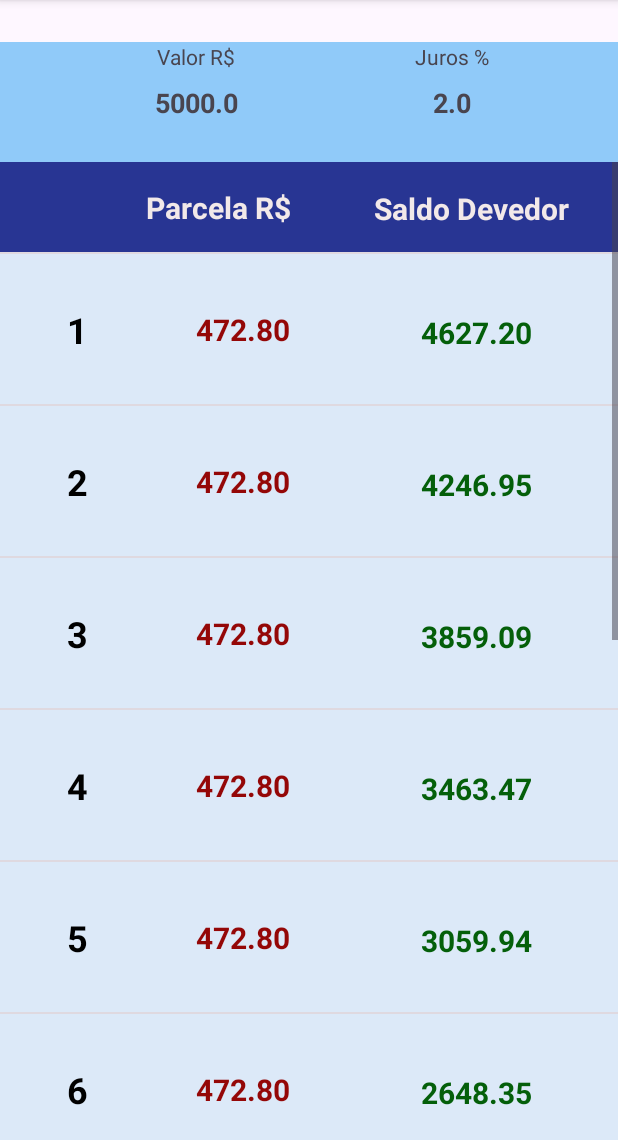
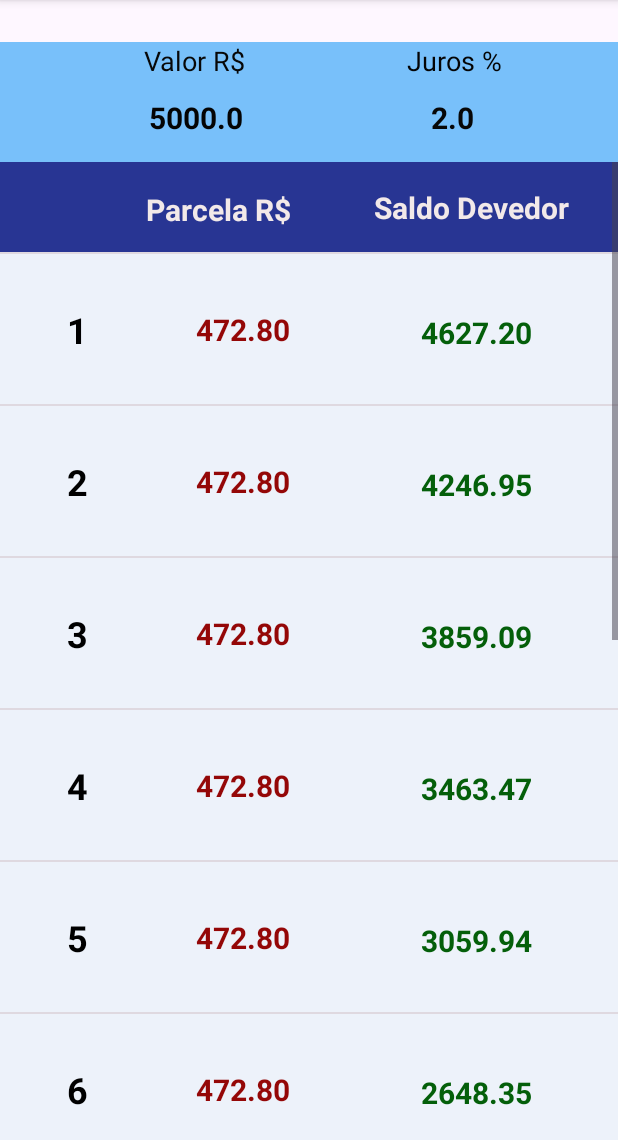
Before and after one commit to IsabellyMV2004/TrabalhoFC4, an Android app: the screen it shows after launch (PlanilhaActivity), after a tap on "Ver tabela de parcelas", on a phone screen of 412 x 824 dp, the part 96-1236 px from its top. Run offline under Robolectric (Android 15) with nearby library versions, the phone set to English and light mode, and no system bars.

Commit message:
Trabalho terminado.

```diff
--- a/app/src/main/res/layout/activity_planilha.xml
+++ b/app/src/main/res/layout/activity_planilha.xml
@@ -8,11 +8,14 @@
     android:orientation="vertical"
     tools:context=".PlanilhaActivity">
 
+
+
+
     <androidx.constraintlayout.widget.ConstraintLayout
         android:layout_width="match_parent"
         android:layout_height="80dp"
         android:layout_marginTop="28dp"
-        android:background="#90CAF9">
+        android:background="#78C0FA">
 
         <TextView
             android:id="@+id/tvValor"
@@ -20,13 +23,15 @@
             android:layout_height="wrap_content"
             android:text="1200.00"
             android:textAlignment="center"
-            android:textSize="18sp"
+            android:textColor="#040404"
+            android:textSize="20dp"
             android:textStyle="bold"
             app:layout_constraintBottom_toBottomOf="parent"
             app:layout_constraintEnd_toStartOf="@+id/tvJuros2"
             app:layout_constraintHorizontal_bias="0.5"
             app:layout_constraintStart_toStartOf="parent"
-            app:layout_constraintTop_toTopOf="parent" />
+            app:layout_constraintTop_toTopOf="parent"
+            app:layout_constraintVertical_bias="0.698" />
 
         <TextView
             android:id="@+id/tvJuros2"
@@ -34,31 +39,39 @@
             android:layout_height="wrap_content"
             android:text="1.5"
             android:textAlignment="center"
-            android:textSize="18sp"
+            android:textColor="#070707"
+            android:textSize="20dp"
             android:textStyle="bold"
             app:layout_constraintBottom_toBottomOf="parent"
             app:layout_constraintEnd_toEndOf="parent"
             app:layout_constraintHorizontal_bias="0.5"
             app:layout_constraintStart_toEndOf="@+id/tvValor"
-            app:layout_constraintTop_toTopOf="parent" />
+            app:layout_constraintTop_toTopOf="parent"
+            app:layout_constraintVertical_bias="0.698" />
 
         <TextView
             android:id="@+id/textView6"
             android:layout_width="wrap_content"
             android:layout_height="wrap_content"
             android:text="Valor R$"
+            android:textColor="#070707"
+            android:textSize="18dp"
             app:layout_constraintEnd_toEndOf="@+id/tvValor"
+            app:layout_constraintHorizontal_bias="0.49"
             app:layout_constraintStart_toStartOf="@+id/tvValor"
-            tools:layout_editor_absoluteY="10dp" />
+            tools:layout_editor_absoluteY="16dp" />
 
         <TextView
             android:id="@+id/textView7"
             android:layout_width="wrap_content"
             android:layout_height="wrap_content"
             android:text="Juros %"
+            android:textColor="#040404"
+            android:textSize="18dp"
             app:layout_constraintEnd_toEndOf="@+id/tvJuros2"
+            app:layout_constraintHorizontal_bias="0.588"
             app:layout_constraintStart_toStartOf="@+id/tvJuros2"
-            tools:layout_editor_absoluteY="6dp" />
+            tools:layout_editor_absoluteY="16dp" />
     </androidx.constraintlayout.widget.ConstraintLayout>
 
     <ListView
--- a/app/src/main/res/layout/header_layout.xml
+++ b/app/src/main/res/layout/header_layout.xml
@@ -32,7 +32,8 @@
         app:layout_constraintEnd_toStartOf="@+id/tvSaldo"
         app:layout_constraintHorizontal_bias="0.5"
         app:layout_constraintStart_toEndOf="@+id/tvNumero"
-        app:layout_constraintTop_toTopOf="parent" />
+        app:layout_constraintTop_toTopOf="parent"
+        app:layout_constraintVertical_bias="0.545" />
 
     <TextView
         android:id="@+id/tvSaldo"
@@ -48,5 +49,5 @@
         app:layout_constraintHorizontal_bias="0.5"
         app:layout_constraintStart_toEndOf="@+id/tvParcela2"
         app:layout_constraintTop_toTopOf="parent"
-        app:layout_constraintVertical_bias="0.534" />
+        app:layout_constraintVertical_bias="0.515" />
 </androidx.constraintlayout.widget.ConstraintLayout>
--- a/app/src/main/res/layout/item_layout.xml
+++ b/app/src/main/res/layout/item_layout.xml
@@ -4,7 +4,7 @@
     xmlns:tools="http://schemas.android.com/tools"
     android:layout_width="match_parent"
     android:layout_height="100dp"
-    android:background="#DCE9F8">
+    android:background="#EDF2FA">
 
     <TextView
         android:id="@+id/tvNumero"
--- a/app/src/main/res/menu/menu_planilha.xml
+++ b/app/src/main/res/menu/menu_planilha.xml
@@ -3,9 +3,12 @@
     xmlns:android="http://schemas.android.com/apk/res/android">
 
     <item
+        android:id="@+id/it_home"
+        android:title="HOME" />
+    <item
         android:id="@+id/it_price"
-        android:title="método PRICE" />
+        android:title="Método PRICE" />
     <item
         android:id="@+id/it_sacre"
-        android:title="método SACRE" />
+        android:title="Método SACRE" />
 </menu>
```
Also changed, not shown: app/src/main/java/com/example/simuladorfin/PlanilhaActivity.java (+14 -0 lines), app/src/main/res/layout/activity_main.xml (+7 -3 lines).
